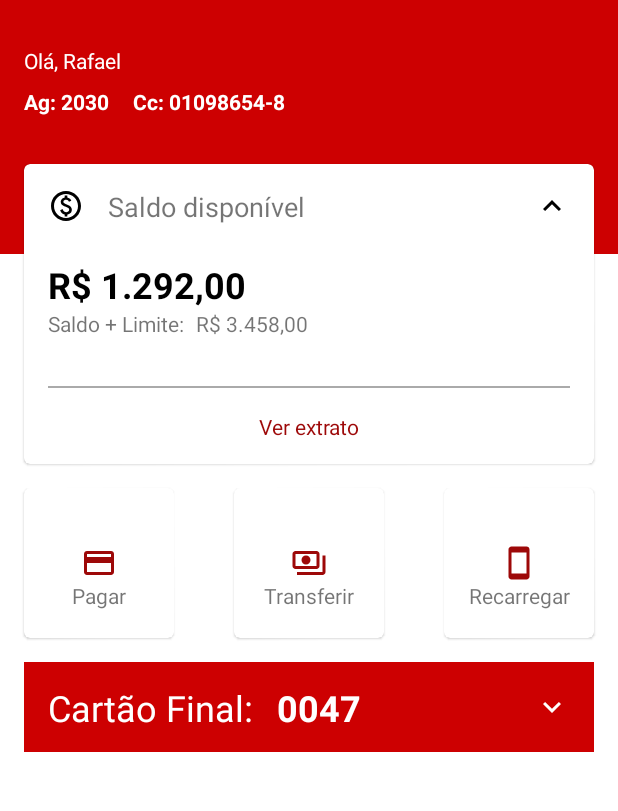
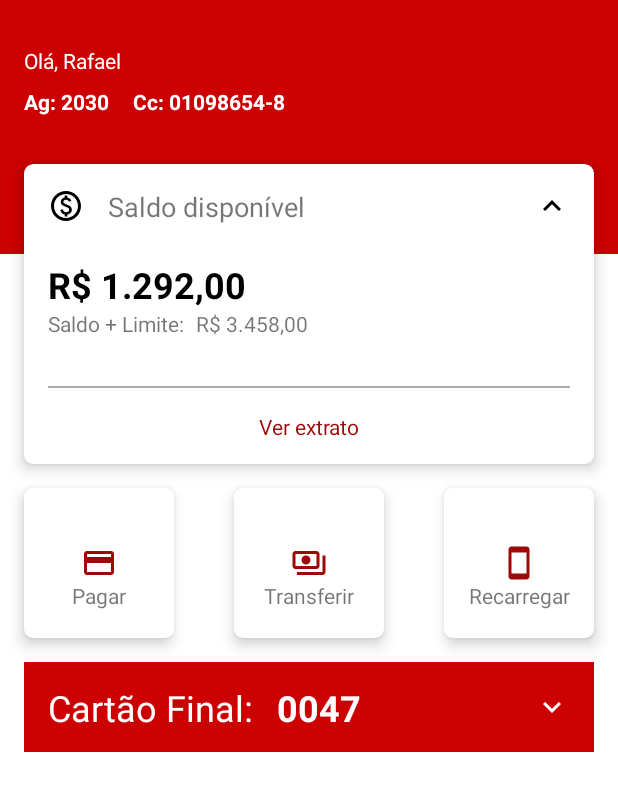
Before and after one commit to rafaelNandes/Kotlin-bank-interface, an Android app: the screen it shows after launch (MainActivity), on a phone screen of 412 x 824 dp, the part 62-873 px from its top. Run offline under Robolectric (Android 15) with nearby library versions, the light colour scheme and no system bars.

Commit message:
styling the cardviews

```diff
--- a/app/src/main/res/layout/activity_main.xml
+++ b/app/src/main/res/layout/activity_main.xml
@@ -68,6 +68,8 @@
         android:layout_height="200dp"
         android:layout_marginTop="32dp"
         android:layout_marginHorizontal="16dp"
+        app:cardElevation="6dp"
+        app:cardCornerRadius="6dp"
         app:layout_constraintTop_toBottomOf="@id/textView_agency"
         app:layout_constraintStart_toStartOf="parent"
         app:layout_constraintEnd_toEndOf="parent">
@@ -164,6 +166,8 @@
         android:layout_width="100dp"
         android:layout_height="100dp"
         android:layout_marginTop="16dp"
+        app:cardElevation="6dp"
+        app:cardCornerRadius="6dp"
         app:layout_constraintStart_toStartOf="@id/cardView_balance"
         app:layout_constraintTop_toBottomOf="@id/cardView_balance">
 
@@ -198,6 +202,8 @@
         android:id="@+id/cardView_transfer"
         android:layout_width="100dp"
         android:layout_height="100dp"
+        app:cardElevation="6dp"
+        app:cardCornerRadius="6dp"
         app:layout_constraintTop_toTopOf="@id/cardView_pay"
         app:layout_constraintStart_toStartOf="parent"
         app:layout_constraintEnd_toEndOf="parent">
@@ -233,6 +239,8 @@
         android:layout_width="100dp"
         android:layout_height="100dp"
         android:layout_marginRight="16dp"
+        app:cardElevation="6dp"
+        app:cardCornerRadius="6dp"
         app:layout_constraintTop_toTopOf="@id/cardView_transfer"
         app:layout_constraintEnd_toEndOf="parent">
 
```
